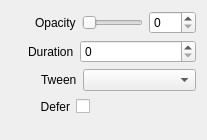
Before: the Qt Designer form src/Widgets/Inspector/InspectorOpacityWidget.ui in CasparCG/client, drawn with Qt 5.
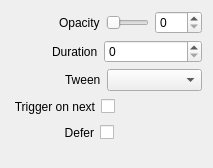
After: the same form once the commit is applied.

Commit message: Added trigger on next feature for opacity items.

```diff
--- a/src/Widgets/Inspector/InspectorOpacityWidget.ui
+++ b/src/Widgets/Inspector/InspectorOpacityWidget.ui
@@ -6,8 +6,8 @@
    <rect>
     <x>0</x>
     <y>0</y>
-    <width>207</width>
-    <height>140</height>
+    <width>213</width>
+    <height>168</height>
    </rect>
   </property>
   <property name="sizePolicy">
@@ -29,7 +29,7 @@
        </property>
        <property name="sizeHint" stdset="0">
         <size>
-         <width>24</width>
+         <width>48</width>
          <height>20</height>
         </size>
        </property>
@@ -73,7 +73,7 @@
        </property>
        <property name="sizeHint" stdset="0">
         <size>
-         <width>17</width>
+         <width>41</width>
          <height>20</height>
         </size>
        </property>
@@ -113,7 +113,7 @@
        </property>
        <property name="sizeHint" stdset="0">
         <size>
-         <width>30</width>
+         <width>54</width>
          <height>20</height>
         </size>
        </property>
@@ -138,6 +138,59 @@
      </item>
     </layout>
    </item>
+   <item>
+    <layout class="QHBoxLayout" name="horizontalLayoutTriggerOnNext">
+     <item>
+      <spacer name="horizontalSpacerTriggerOnNext1">
+       <property name="orientation">
+        <enum>Qt::Horizontal</enum>
+       </property>
+       <property name="sizeType">
+        <enum>QSizePolicy::Fixed</enum>
+       </property>
+       <property name="sizeHint" stdset="0">
+        <size>
+         <width>2</width>
+         <height>20</height>
+        </size>
+       </property>
+      </spacer>
+     </item>
+     <item>
+      <widget class="QLabel" name="labelTriggerOnNext">
+       <property name="text">
+        <string>Trigger on next</string>
+       </property>
+       <property name="alignment">
+        <set>Qt::AlignRight|Qt::AlignTrailing|Qt::AlignVCenter</set>
+       </property>
+      </widget>
+     </item>
+     <item>
+      <widget class="QCheckBox" name="checkBoxTriggerOnNext">
+       <property name="layoutDirection">
+        <enum>Qt::RightToLeft</enum>
+       </property>
+       <property name="text">
+        <string/>
+       </property>
+      </widget>
+     </item>
+     <item>
+      <spacer name="horizontalSpacerTriggerOnNext2">
+       <property name="orientation">
+        <enum>Qt::Horizontal</enum>
+       </property>
+       <property name="sizeHint" stdset="0">
+        <size>
+         <width>40</width>
+         <height>20</height>
+        </size>
+       </property>
+      </spacer>
+     </item>
+    </layout>
+   </item>
    <item>
     <layout class="QHBoxLayout" name="horizontalLayoutDefer">
      <item>
@@ -150,7 +203,7 @@
        </property>
        <property name="sizeHint" stdset="0">
         <size>
-         <width>29</width>
+         <width>53</width>
          <height>20</height>
         </size>
        </property>
```
Left out of the diff: 21 changed lines with no effect on the pictures. The commit also changes 6 other files.
